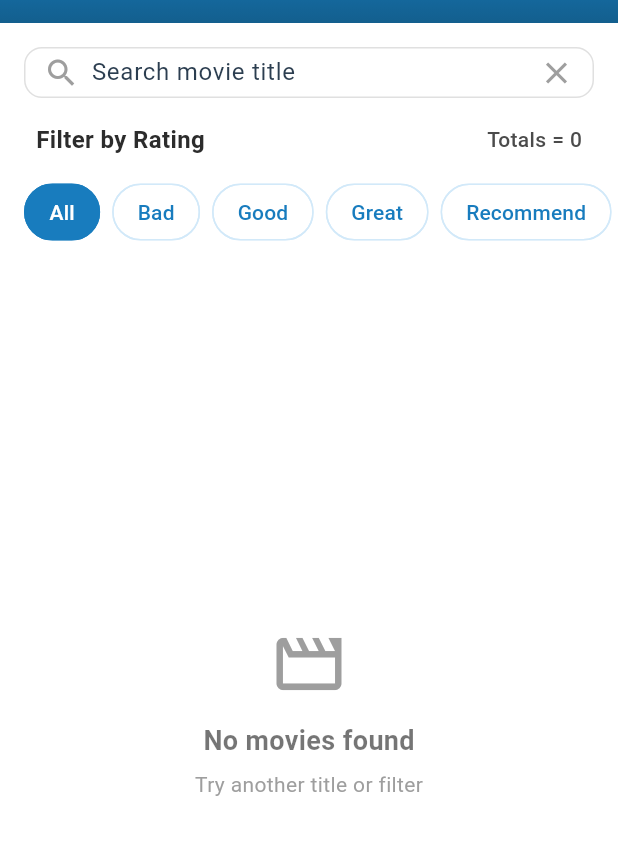
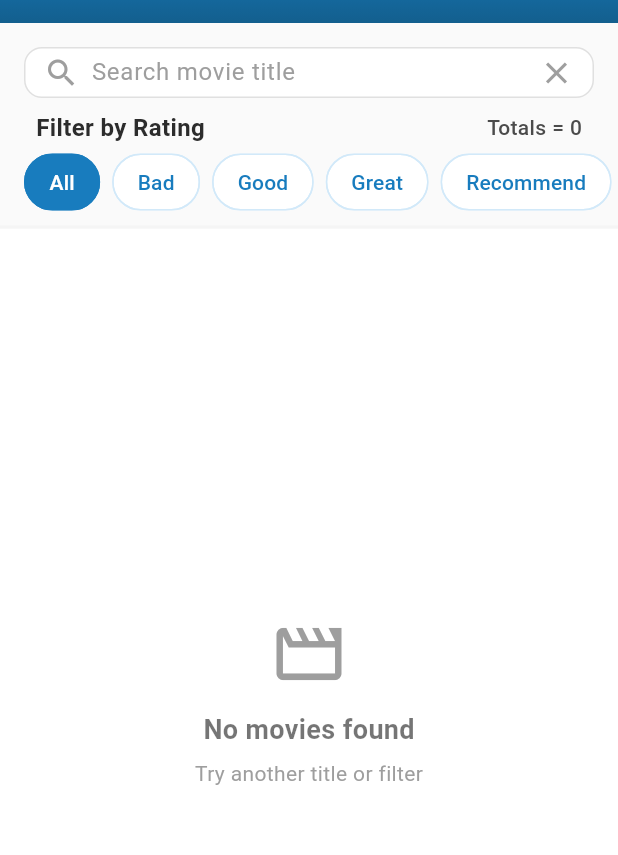
Before and after one commit to pratamarama/paper_movies, a Flutter app: the screen it shows after launch, on a phone screen of 412 x 824 dp, the part 61-916 px from its top. Run offline on Flutter 3.47's test engine with Material 3 defaults, Android fonts, the phone set to English and light mode, and no system bars; our stand-ins replace cached_network_image, dio, flutter_bloc, freezed_annotation, get_it; generated files the repository leaves out were written again; network calls fail.

Commit message:
refactor: move action header to a separate widget

```diff
--- a/lib/features/movies/presentation/pages/movie_list_page.dart
+++ b/lib/features/movies/presentation/pages/movie_list_page.dart
@@ -59,6 +59,80 @@ class _MovieListPageState extends State<MovieListPage> {
             return Column(
               crossAxisAlignment: CrossAxisAlignment.start,
               children: <Widget>[
+                _ActionHeader(searchController: _searchController, movieList: movieList),
+
+                Expanded(
+                  child: RefreshIndicator(
+                    onRefresh: () async {
+                      context.read<MovieListBloc>().add(const MovieListEvent.initial());
+                    },
+                    child: BlocBuilder<MovieListBloc, MovieListState>(
+                      buildWhen: (MovieListState previous, MovieListState current) =>
+                          previous.isLoading != current.isLoading,
+                      builder: (BuildContext context, MovieListState state) {
+                        return Stack(
+                          children: <Widget>[
+                            if (state.isLoading)
+                              Center(
+                                child: CupertinoActivityIndicator(
+                                  color: Theme.of(context).primaryColor,
+                                  radius: 12.0,
+                                ),
+                              ),
+
+                            if (movieList.isEmpty && !state.isLoading) const _EmptyPlaceholder(),
+
+                            if (context.isTablet)
+                              GridView.builder(
+                                gridDelegate: const SliverGridDelegateWithFixedCrossAxisCount(
+                                  crossAxisCount: 3,
+                                  childAspectRatio: 3 / 2.85,
+                                ),
+                                itemCount: movieList.length,
+                                itemBuilder: (BuildContext context, int index) {
+                                  final Movie movie = movieList[index];
+                                  return MovieTabletCard(movie: movie);
+                                },
+                                padding: const EdgeInsets.symmetric(horizontal: kPaddingSm, vertical: kPaddingSm),
+                              )
+                            else
+                              ListView.separated(
+                                padding: const EdgeInsets.symmetric(horizontal: kPaddingMd, vertical: kPaddingSm),
+                                shrinkWrap: true,
+                                itemCount: movieList.length,
+                                itemBuilder: (BuildContext context, int index) {
+                                  final Movie movie = movieList[index];
+                                  return MovieCard(movie: movie);
+                                },
+                                separatorBuilder: (_, _) => const SizedBox(height: kPaddingXs),
+                              ),
+                          ],
+                        );
+                      },
+                    ),
+                  ),
+                ),
+              ],
+            );
+          },
+        ),
+      ),
+    );
+  }
+}
+
+class _ActionHeader extends StatelessWidget {
+  final TextEditingController _searchController;
+  final List<Movie> movieList;
+  const _ActionHeader({super.key, required TextEditingController searchController, required this.movieList})
+    : _searchController = searchController;
+
+  @override
+  Widget build(BuildContext context) {
+    return Container(
+      color: Colors.grey[50],
+      child: Column(
+        children: <Widget>[
           const SizedBox(height: kPaddingMd),
           Padding(
             padding: const EdgeInsets.symmetric(horizontal: kPaddingMd),
@@ -72,7 +146,7 @@ class _MovieListPageState extends State<MovieListPage> {
               },
             ),
           ),
-                const SizedBox(height: kPaddingMd),
+          const SizedBox(height: kPaddingSm),
 
           Padding(
             padding: const EdgeInsets.symmetric(horizontal: kPaddingLg),
@@ -99,7 +173,7 @@ class _MovieListPageState extends State<MovieListPage> {
               ],
             ),
           ),
-                const SizedBox(height: kPaddingMd),
+          const SizedBox(height: kPaddingXs),
 
           SizedBox(
             height: 42,
@@ -136,63 +210,13 @@ class _MovieListPageState extends State<MovieListPage> {
               },
             ),
           ),
-                const SizedBox(height: kPaddingXs),
-
-                Expanded(
-                  child: RefreshIndicator(
-                    onRefresh: () async {
-                      context.read<MovieListBloc>().add(const MovieListEvent.initial());
-                    },
-                    child: BlocBuilder<MovieListBloc, MovieListState>(
-                      buildWhen: (MovieListState previous, MovieListState current) =>
-                          previous.isLoading != current.isLoading,
-                      builder: (BuildContext context, MovieListState state) {
-                        return Stack(
-                          children: <Widget>[
-                            if (state.isLoading)
-                              Center(
-                                child: CupertinoActivityIndicator(
-                                  color: Theme.of(context).primaryColor,
-                                  radius: 12.0,
-                                ),
-                              ),
-
-                            if (movieList.isEmpty && !state.isLoading) const _EmptyPlaceholder(),
-
-                            if (context.isTablet)
-                              GridView.builder(
-                                gridDelegate: const SliverGridDelegateWithFixedCrossAxisCount(
-                                  crossAxisCount: 3,
-                                  childAspectRatio: 3 / 2.85,
-                                ),
-                                itemCount: movieList.length,
-                                itemBuilder: (BuildContext context, int index) {
-                                  final Movie movie = movieList[index];
-                                  return MovieTabletCard(movie: movie);
-                                },
-                                padding: const EdgeInsets.symmetric(horizontal: kPaddingSm, vertical: kPaddingMd),
-                              )
-                            else
-                              ListView.separated(
-                                padding: const EdgeInsets.symmetric(horizontal: kPaddingMd, vertical: kPaddingMd),
-                                shrinkWrap: true,
-                                itemCount: movieList.length,
-                                itemBuilder: (BuildContext context, int index) {
-                                  final Movie movie = movieList[index];
-                                  return MovieCard(movie: movie);
-                                },
-                                separatorBuilder: (_, _) => const SizedBox(height: kPaddingXs),
+          const SizedBox(height: kPaddingSm),
+          Container(
+            width: MediaQuery.of(context).size.width,
+            color: Colors.grey[100],
+            height: 2,
           ),
         ],
-                        );
-                      },
-                    ),
-                  ),
-                ),
-              ],
-            );
-          },
-        ),
       ),
     );
   }
--- a/lib/features/movies/presentation/widgets/custom_search_bar.dart
+++ b/lib/features/movies/presentation/widgets/custom_search_bar.dart
@@ -35,6 +35,7 @@ class CustomSearchBar extends StatelessWidget {
               onTapOutside: (PointerDownEvent event) => FocusScope.of(context).requestFocus(FocusNode()),
               decoration: InputDecoration(
                 hintText: hintText,
+                hintStyle: TextStyle(color: Colors.grey[500]),
                 border: InputBorder.none,
                 isDense: true,
               ),
```
Lines whose indentation alone changed are shown as unchanged.
